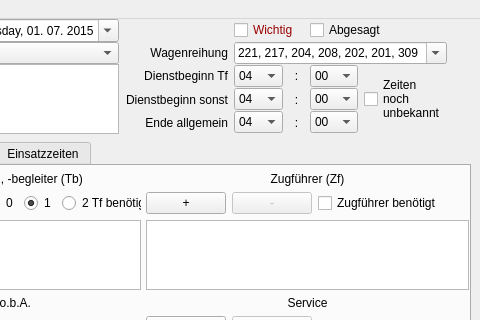
Before: the Qt Designer form Programm/Einsatzplaner/fahrtagwindow.ui in philjosch/Einsatzplaner, drawn with Qt 5; both pictures show x 195 to 675 and y 0 to 320 of the 675 by 625 pixel window.
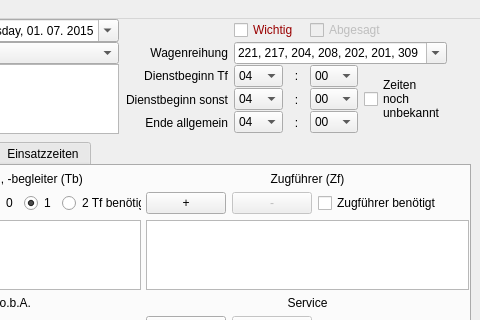
After: the same form once the commit is applied.

```diff
--- a/Programm/Einsatzplaner/fahrtagwindow.ui
+++ b/Programm/Einsatzplaner/fahrtagwindow.ui
@@ -2756,6 +2756,9 @@
       </item>
       <item row="0" column="6" colspan="2">
        <widget class="QCheckBox" name="checkAbgesagt">
+        <property name="enabled">
+         <bool>false</bool>
+        </property>
         <property name="text">
          <string>Abgesagt</string>
         </property>
```
